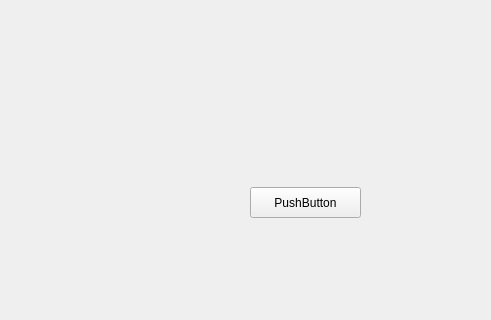
Above: mainwindow.ui from atmashere/Pendulums before the change; both pictures show x 0 to 491 and y 480 to 800 of the 1000 by 800 pixel window. Below: the same form after it.
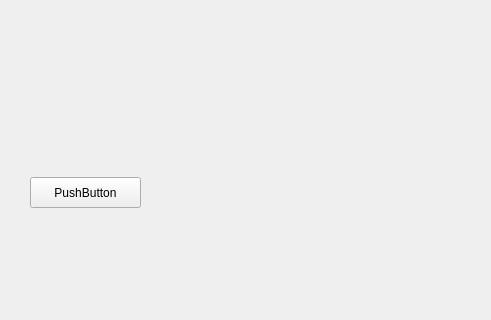
That is the form after the change. Custom widgets are drawn as their Qt base class.

```diff
--- a/mainwindow.ui
+++ b/mainwindow.ui
@@ -45,8 +45,8 @@
    <widget class="QPushButton" name="pushButton">
     <property name="geometry">
      <rect>
-      <x>250</x>
-      <y>650</y>
+      <x>30</x>
+      <y>640</y>
       <width>111</width>
       <height>31</height>
      </rect>
```
Left out of the diff: 2 changed lines with no effect on the pictures.
